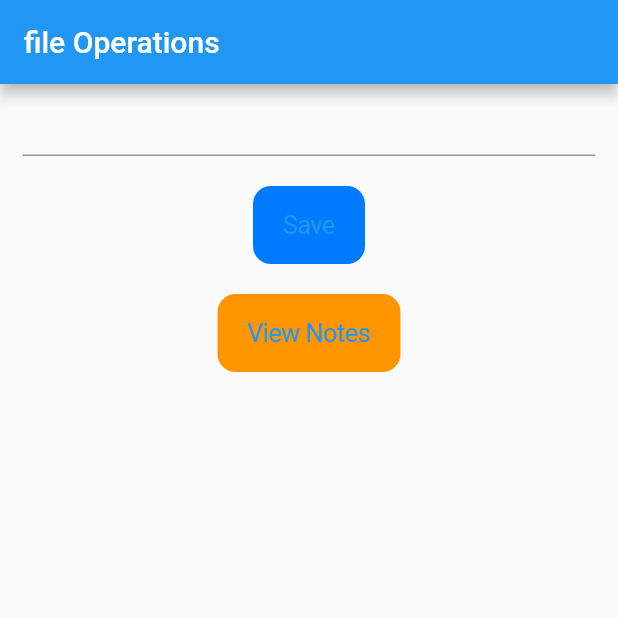
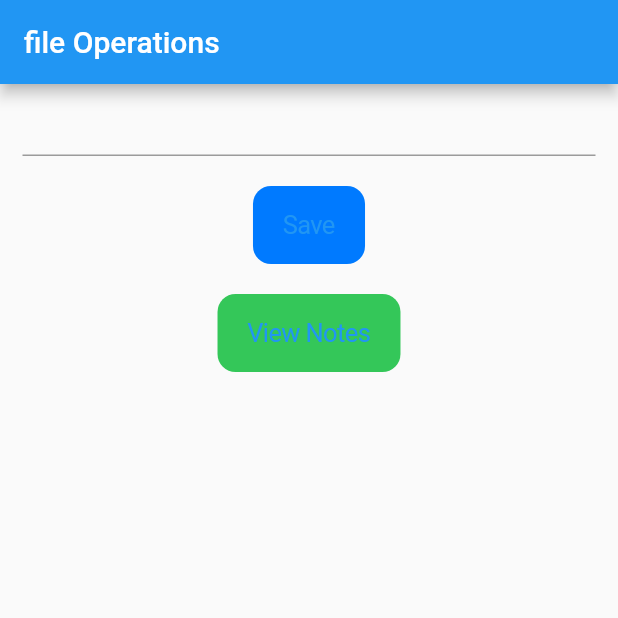
Before and after one commit to akar-jaza/Shared-preferences, a Flutter app: the screen it shows after launch, on a phone screen of 412 x 824 dp, the top half of it. Run offline on Flutter 3.47's test engine with Material 2 defaults, Android fonts, the phone set to English and light mode, and no system bars; our stand-ins replace shared_preferences.

Commit message:
changed view Notes btn color to green

```diff
--- a/lib/main.dart
+++ b/lib/main.dart
@@ -76,7 +76,7 @@ class _MyHomePageState extends State<MyHomePage> {
                   MaterialPageRoute(builder: (context) => const ViewNotes()),
                 );
               },
-              color: CupertinoColors.activeOrange,
+              color: CupertinoColors.activeGreen,
               child: const Text('View Notes'),
             ),
           ],
```
